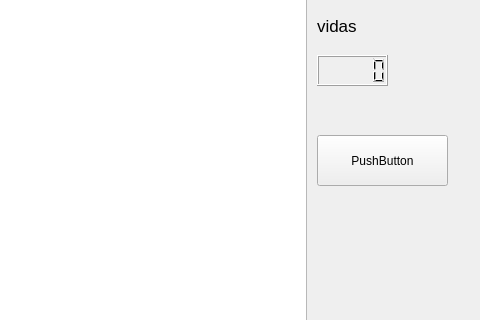
Above: mainwindow.ui from Daniel-ca-re/pac-man before the change; both pictures show x 713 to 1193 and y 225 to 545 of the 1193 by 883 pixel window. Below: the same form after it.
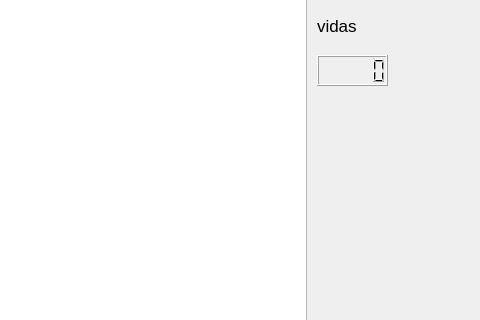
That is the form after the change.

```diff
--- a/mainwindow.ui
+++ b/mainwindow.ui
@@ -145,19 +145,6 @@
      <string>vidas</string>
     </property>
    </widget>
-   <widget class="QPushButton" name="pushButton">
-    <property name="geometry">
-     <rect>
-      <x>1030</x>
-      <y>360</y>
-      <width>131</width>
-      <height>51</height>
-     </rect>
-    </property>
-    <property name="text">
-     <string>PushButton</string>
-    </property>
-   </widget>
   </widget>
   <widget class="QMenuBar" name="menubar">
    <property name="geometry">
```
